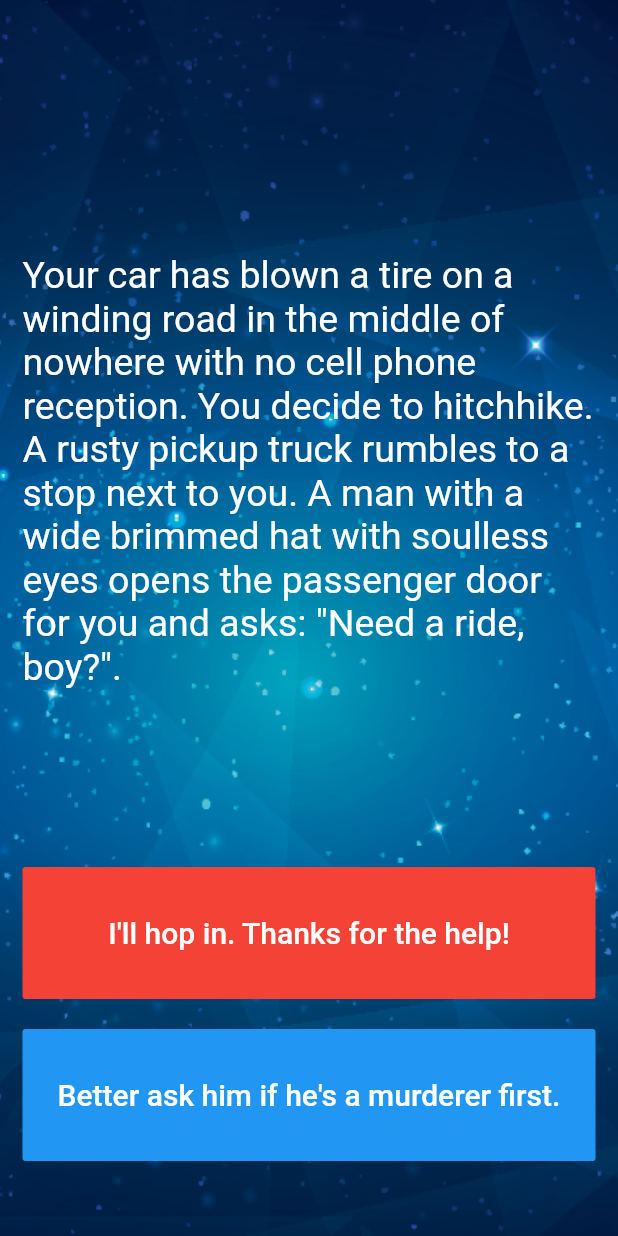
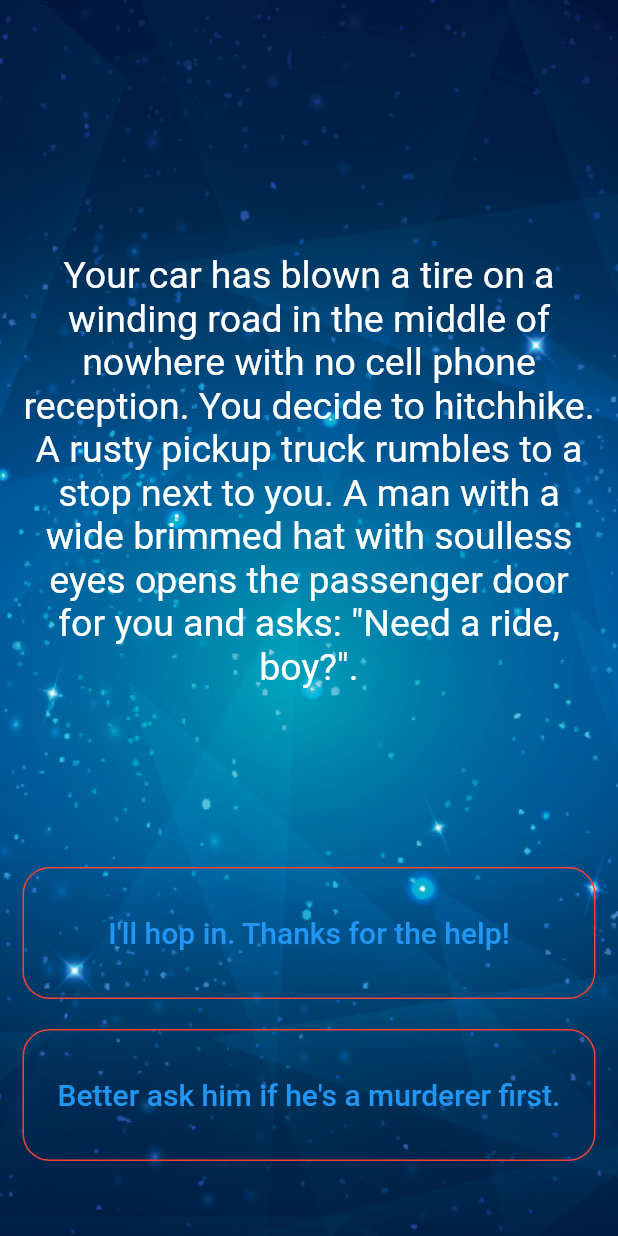
Before and after one commit to wersharks/flutter-101, a Flutter app: the screen it shows after launch, on a phone screen of 412 x 824 dp. Run offline on Flutter 3.47's test engine with Material 2 defaults, Android fonts, the phone set to English and light mode, and no system bars; our stand-ins replace animated_text_kit, cloud_firestore, firebase_auth, firebase_core, google_fonts, local_auth and 4 more; accounts and stored records are empty.

Commit message:
Made some UI fixes including button style and text style

```diff
--- a/destini-app/lib/main.dart
+++ b/destini-app/lib/main.dart
@@ -44,6 +44,7 @@ class _StoryPageState extends State<StoryPage> {
                   child: Text(
                     //TODO: Step 10 - use the storyBrain to get the first story title and display it in this Text Widget.
                     storyBrain.getStory(),
+                    textAlign: TextAlign.center,
                     style: TextStyle(
                       fontSize: 25.0,
                     ),
@@ -52,7 +53,12 @@ class _StoryPageState extends State<StoryPage> {
               ),
               Expanded(
                 flex: 2,
-                child: FlatButton(
+                child: TextButton(
+                  style: ButtonStyle(
+                      shape: MaterialStateProperty.all<RoundedRectangleBorder>(
+                          RoundedRectangleBorder(
+                              borderRadius: BorderRadius.circular(18.0),
+                              side: BorderSide(color: Colors.red)))),
                   onPressed: () {
                     //Choice 1 made by user.
                     //TODO: Step 18 - Call the nextStory() method from storyBrain and pass the number 1 as the choice made by the user.
@@ -61,7 +67,7 @@ class _StoryPageState extends State<StoryPage> {
                       storyBrain.nextStory(1);
                     });
                   },
-                  color: Colors.red,
+                  //color: Colors.red,
                   child: Text(
                     //TODO: Step 13 - Use the storyBrain to get the text for choice 1.
                     storyBrain.getChoice1(),
@@ -80,7 +86,13 @@ class _StoryPageState extends State<StoryPage> {
                 //TODO: Step 28 - Set the "visible" property of the Visibility Widget to equal the output from the buttonShouldBeVisible() method in the storyBrain.
                 child: Visibility(
                   visible: storyBrain.buttonShouldBeVisible(),
-                  child: FlatButton(
+                  child: TextButton(
+                    style: ButtonStyle(
+                        shape:
+                            MaterialStateProperty.all<RoundedRectangleBorder>(
+                                RoundedRectangleBorder(
+                                    borderRadius: BorderRadius.circular(18.0),
+                                    side: BorderSide(color: Colors.red)))),
                     onPressed: () {
                       //Choice 2 made by user.
                       //TODO: Step 19 - Call the nextStory() method from storyBrain and pass the number 2 as the choice made by the user.
@@ -88,7 +100,7 @@ class _StoryPageState extends State<StoryPage> {
                         storyBrain.nextStory(2);
                       });
                     },
-                    color: Colors.blue,
+                    // color: Colors.blue,
                     child: Text(
                       //TODO: Step 14 - Use the storyBrain to get the text for choice 2.
                       storyBrain.getChoice2(),
```
